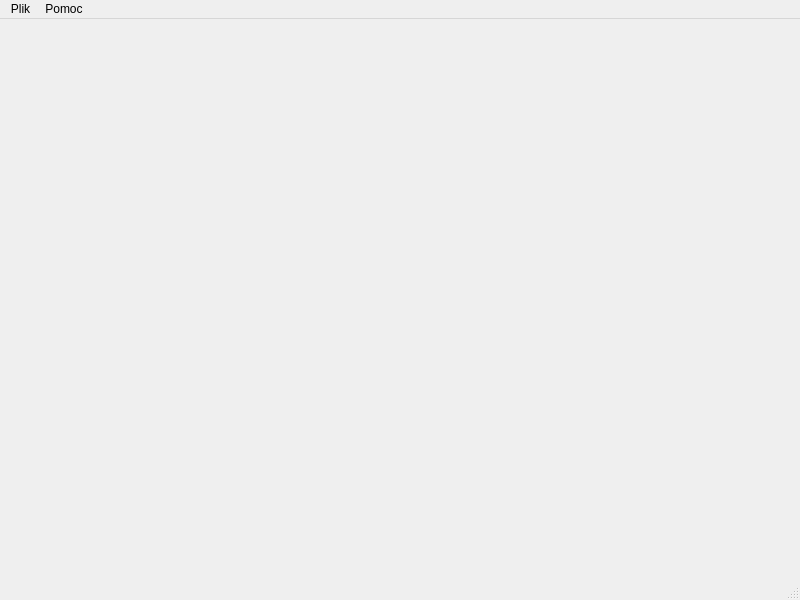
szkudi/pca_mbi, file src/mainwindow.ui: the form before one commit.
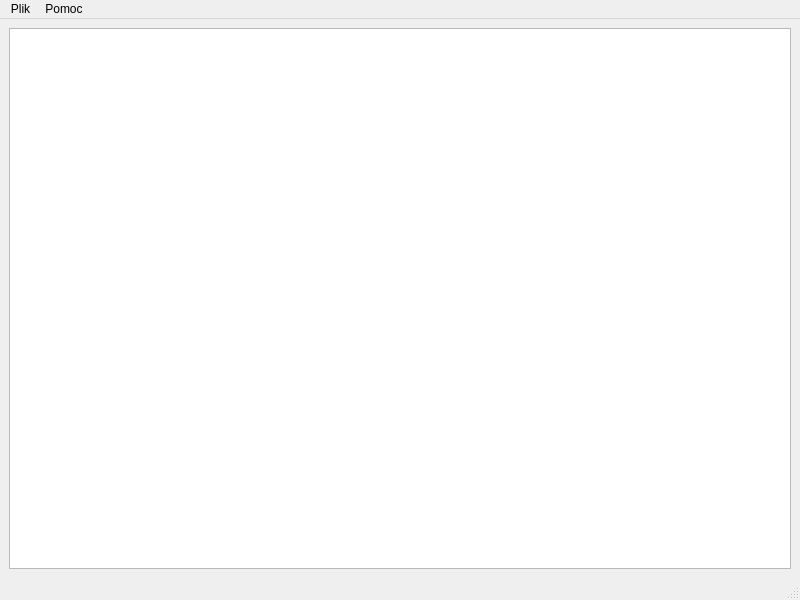
The form after the commit.

```diff
--- a/src/mainwindow.ui
+++ b/src/mainwindow.ui
@@ -13,7 +13,13 @@
   <property name="windowTitle">
    <string>MBI - PCA</string>
   </property>
-  <widget class="QWidget" name="centralwidget"/>
+  <widget class="QWidget" name="centralwidget">
+   <layout class="QVBoxLayout" name="verticalLayout">
+    <item>
+     <widget class="QTableView" name="historyView"/>
+    </item>
+   </layout>
+  </widget>
   <widget class="QMenuBar" name="menubar">
    <property name="geometry">
     <rect>
```
Left out of the diff: 19 changed lines with no effect on the pictures.
